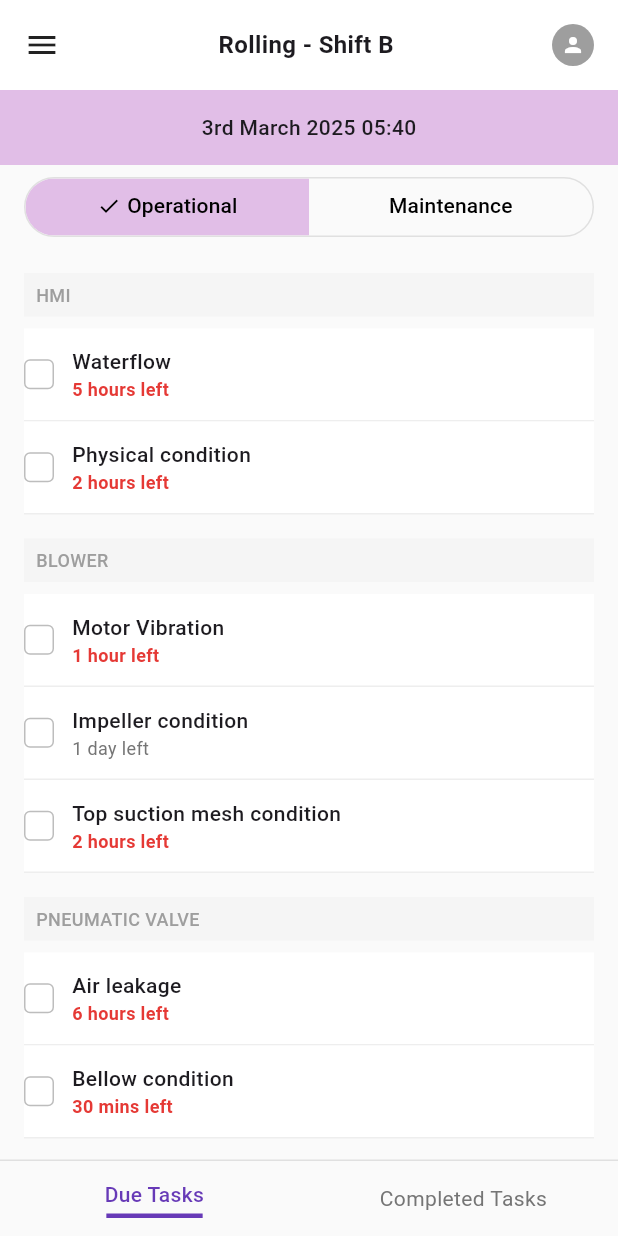
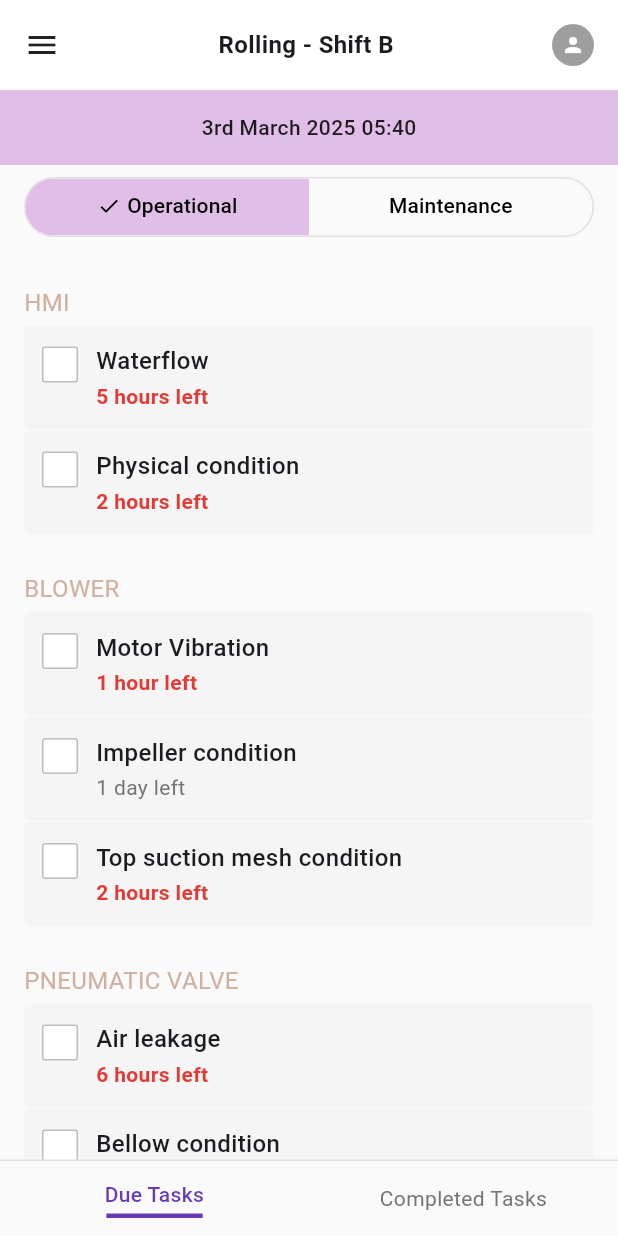
Before and after one commit to RakshitSathvara/Check-List-App, a Flutter app: the HomeScreen screen opened by its route, on a phone screen of 412 x 824 dp. Run offline on Flutter 3.47's test engine with Material 3 defaults, Android fonts, the phone set to English and light mode, and no system bars; accounts and stored records are empty.

```diff
--- a/lib/screens/home_screen.dart
+++ b/lib/screens/home_screen.dart
@@ -1,4 +1,6 @@
 import 'package:flutter/material.dart';
+import '../models/dummy_data.dart';
+import '../models/task.dart';
 
 class HomeScreen extends StatefulWidget {
   const HomeScreen({Key? key}) : super(key: key);
@@ -13,10 +15,19 @@ class _HomeScreenState extends State<HomeScreen>
   int _currentIndex = 0; // 0 for Due Tasks, 1 for Completed Tasks
   final String _currentDateTime = '3rd March 2025 05:40';
 
+  // Map to keep track of checked tasks
+  final Map<String, bool> _checkedTasks = {};
+
   @override
   void initState() {
     super.initState();
     _tabController = TabController(length: 2, vsync: this);
+
+    // Initialize checked tasks from dummy data
+    final operationalTasks = getDummyOperationalTasks();
+    for (var task in operationalTasks) {
+      _checkedTasks[task.id] = task.isCompleted;
+    }
   }
 
   @override
@@ -233,7 +244,9 @@ class _HomeScreenState extends State<HomeScreen>
             if (isSelected)
               Container(
                 margin: const EdgeInsets.only(top: 3),
-              width: _getTextWidth(title, TextStyle(
+                width: _getTextWidth(
+                    title,
+                    TextStyle(
                       fontSize: 14,
                       fontWeight: FontWeight.w500,
                     )),
@@ -248,33 +261,144 @@ class _HomeScreenState extends State<HomeScreen>
 
   // Operational Due Tasks
   Widget _buildOperationalDueTasksView() {
+    // Get the tasks from dummy data
+    final tasks = getDummyOperationalTasks();
+
+    // Group tasks by category
+    Map<String, List<Task>> groupedTasks = {};
+    for (var task in tasks) {
+      if (!groupedTasks.containsKey(task.category)) {
+        groupedTasks[task.category] = [];
+      }
+      groupedTasks[task.category]!.add(task);
+    }
+
     return SingleChildScrollView(
       padding: const EdgeInsets.symmetric(horizontal: 16),
       child: Column(
         crossAxisAlignment: CrossAxisAlignment.start,
+        children: groupedTasks.entries.map((entry) {
+          final category = entry.key;
+          final categoryTasks = entry.value;
+
+          return Column(
+            crossAxisAlignment: CrossAxisAlignment.start,
             children: [
-          // HMI Category
-          _buildCategoryHeader("HMI"),
-          _buildTaskItem("Waterflow", "5 hours left", false),
-          _buildTaskItem("Physical condition", "2 hours left", false),
+              // Category label (HMI, BLOWER, etc.)
+              Padding(
+                padding: const EdgeInsets.only(top: 24, bottom: 4),
+                child: Text(
+                  category,
+                  style: const TextStyle(
+                    color:
+                        Color(0xFFD0B0A0), // Soft brownish color for category
+                    fontSize: 16,
+                    fontWeight: FontWeight.w400,
+                  ),
+                ),
+              ),
 
-          // BLOWER Category
-          _buildCategoryHeader("BLOWER"),
-          _buildTaskItem("Motor Vibration", "1 hour left", false),
-          _buildTaskItem("Impeller condition", "1 day left", false),
-          _buildTaskItem("Top suction mesh condition", "2 hours left", false),
+              // Tasks in this category
+              ...categoryTasks.map((task) => _buildDueTaskItem(task)),
+            ],
+          );
+        }).toList(),
+      ),
+    );
+  }
 
-          // PNEUMATIC VALVE Category
-          _buildCategoryHeader("PNEUMATIC VALVE"),
-          _buildTaskItem("Air leakage", "6 hours left", false),
-          _buildTaskItem("Bellow condition", "30 mins left", false),
+// Due Task Item
+  Widget _buildDueTaskItem(Task task) {
+    bool isChecked = _checkedTasks[task.id] ?? false;
+    final bool isTimeWarning = task.timeRemaining.contains('hour') ||
+        task.timeRemaining.contains('mins');
+
+    return Container(
+      margin: const EdgeInsets.only(bottom: 1), // Small gap between items
+      decoration: BoxDecoration(
+        color: const Color(0xFFF5F5F5), // Light gray background
+        borderRadius: BorderRadius.circular(4),
+      ),
+      child: Padding(
+        padding: const EdgeInsets.symmetric(vertical: 12, horizontal: 12),
+        child: Row(
+          crossAxisAlignment: CrossAxisAlignment.start,
+          children: [
+            // Checkbox
+            GestureDetector(
+              onTap: () {
+                setState(() {
+                  _checkedTasks[task.id] = !isChecked;
+                });
+
+                // Show notification when task is checked
+                if (_checkedTasks[task.id] == true) {
+                  ScaffoldMessenger.of(context).showSnackBar(
+                    SnackBar(
+                      content: Text('Task "${task.name}" marked as completed'),
+                      duration: const Duration(seconds: 2),
+                    ),
+                  );
+                }
+              },
+              child: Container(
+                margin: const EdgeInsets.only(right: 12, top: 2),
+                height: 24,
+                width: 24,
+                decoration: BoxDecoration(
+                  color: Colors.white,
+                  border: Border.all(color: Colors.grey[400]!),
+                  borderRadius: BorderRadius.circular(2),
+                ),
+                child: isChecked
+                    ? const Icon(
+                        Icons.check,
+                        color: Colors.white,
+                        size: 16,
+                      )
+                    : null,
+              ),
+            ),
+
+            // Task name and time remaining
+            Expanded(
+              child: Column(
+                crossAxisAlignment: CrossAxisAlignment.start,
+                children: [
+                  Text(
+                    task.name,
+                    style: const TextStyle(
+                      fontSize: 16,
+                      fontWeight: FontWeight.w500,
+                    ),
+                  ),
+                  const SizedBox(height: 2),
+                  if (task.timeRemaining.isNotEmpty)
+                    Text(
+                      task.timeRemaining,
+                      style: TextStyle(
+                        fontSize: 14,
+                        color: isTimeWarning
+                            ? const Color(0xFFE53935)
+                            : Colors.grey[600],
+                        fontWeight:
+                            isTimeWarning ? FontWeight.bold : FontWeight.normal,
+                      ),
+                    ),
                 ],
+              ),
+            ),
+          ],
+        ),
       ),
     );
   }
 
   // Operational Completed Tasks
   Widget _buildOperationalCompletedTasksView() {
+    // Get completed tasks from dummy data
+    final completedTasks = getCompletedOperationalTasks();
+
     return SingleChildScrollView(
       padding: const EdgeInsets.symmetric(horizontal: 16),
       child: Column(
@@ -291,64 +415,55 @@ class _HomeScreenState extends State<HomeScreen>
               ),
             ),
           ),
-          _buildTaskItem("Bottom suction mesh condition", "", true),
-          _buildTaskItem("Belt condition", "", true),
-          _buildTaskItem("Motor temperature", "", true),
-          _buildTaskItem("Abnormal noise", "", true),
+          ...completedTasks
+              .map((task) => _buildCompletedTaskItem(task))
+              .toList(),
         ],
       ),
     );
   }
 
-  // Maintenance Due Tasks
-  Widget _buildMaintenanceDueTasksView() {
-    return SingleChildScrollView(
-      padding: const EdgeInsets.symmetric(horizontal: 16),
-      child: Column(
-        crossAxisAlignment: CrossAxisAlignment.start,
+  // Completed Task Item
+  Widget _buildCompletedTaskItem(Task task) {
+    return Container(
+      decoration: BoxDecoration(
+        color: Colors.white,
+        border: Border(
+          bottom: BorderSide(color: Colors.grey[200]!),
+        ),
+      ),
+      child: Padding(
+        padding: const EdgeInsets.symmetric(vertical: 12),
+        child: Row(
           children: [
-          // Today's Maintenance
-          _buildMaintenanceHeader("Today's Preventive/Planned Maintenance"),
-          _buildTaskItem("Cold Glass (L/R)", "3 hours Left", false),
-          _buildTaskItem("Burner Cleaning", "1 hour Left", false),
-          _buildTaskItem("Top Roller Cleaning By Brush", "4 hours Left", false),
-          _buildTaskItem("Top Roller Washing", "30 mins left", false),
+            // Completed checkbox
+            Container(
+              margin: const EdgeInsets.only(right: 12),
+              height: 20,
+              width: 20,
+              decoration: BoxDecoration(
+                color: Colors.grey[300],
+                borderRadius: BorderRadius.circular(4),
+              ),
+              child: const Icon(
+                Icons.check,
+                color: Colors.white,
+                size: 16,
+              ),
+            ),
 
-          // Next Day's Maintenance
-          _buildMaintenanceHeader("Next Day's Preventive/Planned Maintenance"),
-          _buildTaskItem("Bottom Roller Washing", "1 day left", false),
-          _buildTaskItem("Hanging Bricks Cleaning", "1 day left", false),
-        ],
-      ),
-    );
-  }
-
-  // Maintenance Completed Tasks
-  Widget _buildMaintenanceCompletedTasksView() {
-    return SingleChildScrollView(
-      padding: const EdgeInsets.symmetric(horizontal: 16),
-      child: Column(
-        crossAxisAlignment: CrossAxisAlignment.start,
-        children: [
-          const Padding(
-            padding: EdgeInsets.only(top: 8.0, bottom: 8.0),
+            // Task name
+            Expanded(
               child: Text(
-              "COMPLETED",
-              style: TextStyle(
-                color: Color(0xFFBDBDBD),
-                fontSize: 12,
+                task.name,
+                style: const TextStyle(
+                  fontSize: 14,
                   fontWeight: FontWeight.w500,
                 ),
               ),
             ),
-          _buildTaskItem("Zernul Bricks", "", true),
-          _buildTaskItem("Washing Pump in Running Condition", "", true),
-          _buildTaskItem("M/c Oil Pump Working", "", true),
-          _buildTaskItem("Water Inlet Temp.", "", true),
-          _buildTaskItem("Water Outlet Temp. Top and Bottom Roller", "", true),
-          _buildTaskItem("Water Outlet Temp. Carraige Roller", "", true),
-          _buildTaskItem("Any Abnormal Sound in Rolling M/c", "", true),
           ],
+        ),
       ),
     );
   }
@@ -367,6 +482,72 @@ class _HomeScreenState extends State<HomeScreen>
           color: Color(0xFF9E9E9E),
           fontWeight: FontWeight.w500,
         ),
+      ),
+    );
+  }
+
+  // Maintenance Due Tasks
+  Widget _buildMaintenanceDueTasksView() {
+    // Get maintenance tasks from dummy data
+    final tasks = getDummyMaintenanceTasks();
+
+    // Group tasks by category
+    Map<String, List<Task>> groupedTasks = {};
+    for (var task in tasks) {
+      if (!groupedTasks.containsKey(task.category)) {
+        groupedTasks[task.category] = [];
+      }
+      groupedTasks[task.category]!.add(task);
+    }
+
+    return SingleChildScrollView(
+      padding: const EdgeInsets.symmetric(horizontal: 16),
+      child: Column(
+        crossAxisAlignment: CrossAxisAlignment.start,
+        children: groupedTasks.entries.map((entry) {
+          final category = entry.key;
+          final categoryTasks = entry.value;
+
+          return Column(
+            crossAxisAlignment: CrossAxisAlignment.start,
+            children: [
+              // Maintenance category header
+              _buildMaintenanceHeader(category),
+
+              // Tasks in this category
+              ...categoryTasks.map((task) => _buildDueTaskItem(task)).toList(),
+            ],
+          );
+        }).toList(),
+      ),
+    );
+  }
+
+  // Maintenance Completed Tasks
+  Widget _buildMaintenanceCompletedTasksView() {
+    // Get completed maintenance tasks from dummy data
+    final completedTasks = getCompletedMaintenanceTasks();
+
+    return SingleChildScrollView(
+      padding: const EdgeInsets.symmetric(horizontal: 16),
+      child: Column(
+        crossAxisAlignment: CrossAxisAlignment.start,
+        children: [
+          const Padding(
+            padding: EdgeInsets.only(top: 8.0, bottom: 8.0),
+            child: Text(
+              "COMPLETED",
+              style: TextStyle(
+                color: Color(0xFFBDBDBD),
+                fontSize: 12,
+                fontWeight: FontWeight.w500,
+              ),
+            ),
+          ),
+          ...completedTasks
+              .map((task) => _buildCompletedTaskItem(task))
+              .toList(),
+        ],
       ),
     );
   }
@@ -402,82 +583,6 @@ class _HomeScreenState extends State<HomeScreen>
     );
   }
 
-  // Task Item
-  Widget _buildTaskItem(String name, String timeRemaining, bool isCompleted) {
-    final bool isTimeWarning =
-        timeRemaining.contains('hour') || timeRemaining.contains('mins');
-
-    return Container(
-      decoration: BoxDecoration(
-        color: Colors.white,
-        border: Border(
-          bottom: BorderSide(color: Colors.grey[200]!),
-        ),
-      ),
-      child: Padding(
-        padding: const EdgeInsets.symmetric(vertical: 12),
-        child: Row(
-          children: [
-            // Checkbox or Completed indicator
-            if (isCompleted)
-              Container(
-                margin: const EdgeInsets.only(right: 12),
-                height: 20,
-                width: 20,
-                decoration: BoxDecoration(
-                  color: Colors.grey[300],
-                  borderRadius: BorderRadius.circular(4),
-                ),
-                child: const Icon(
-                  Icons.check,
-                  color: Colors.white,
-                  size: 16,
-                ),
-              )
-            else
-              Container(
-                margin: const EdgeInsets.only(right: 12),
-                height: 20,
-                width: 20,
-                decoration: BoxDecoration(
-                  border: Border.all(color: Colors.grey[400]!),
-                  borderRadius: BorderRadius.circular(4),
-                ),
-              ),
-
-            // Task name and time remaining
-            Expanded(
-              child: Column(
-                crossAxisAlignment: CrossAxisAlignment.start,
-                children: [
-                  Text(
-                    name,
-                    style: const TextStyle(
-                      fontSize: 14,
-                      fontWeight: FontWeight.w500,
-                    ),
-                  ),
-                  if (timeRemaining.isNotEmpty)
-                    Text(
-                      timeRemaining,
-                      style: TextStyle(
-                        fontSize: 12,
-                        color: isTimeWarning
-                            ? const Color(0xFFE53935)
-                            : Colors.grey[600],
-                        fontWeight:
-                            isTimeWarning ? FontWeight.bold : FontWeight.normal,
-                      ),
-                    ),
-                ],
-              ),
-            ),
-          ],
-        ),
-      ),
-    );
-  }
-
   double _getTextWidth(String text, TextStyle style) {
     final TextPainter textPainter = TextPainter(
       text: TextSpan(text: text, style: style),
--- a/lib/widgets/task_category_header.dart
+++ b/lib/widgets/task_category_header.dart
@@ -6,10 +6,10 @@ class TaskCategoryHeader extends StatelessWidget {
   final bool isExpandable;
 
   const TaskCategoryHeader({
-    Key? key,
+    super.key,
     required this.title,
     this.isExpandable = false,
-  }) : super(key: key);
+  });
 
   @override
   Widget build(BuildContext context) {
--- a/lib/widgets/task_item.dart
+++ b/lib/widgets/task_item.dart
@@ -8,9 +8,9 @@ class TaskItem extends StatefulWidget {
   final Task task;
 
   const TaskItem({
-    Key? key,
+    super.key,
     required this.task,
-  }) : super(key: key);
+  });
 
   @override
   State<TaskItem> createState() => _TaskItemState();
```
Also changed, not shown: lib/widgets/task_tab_view.dart (+4 -4 lines). Lines whose indentation alone changed are shown as unchanged.
